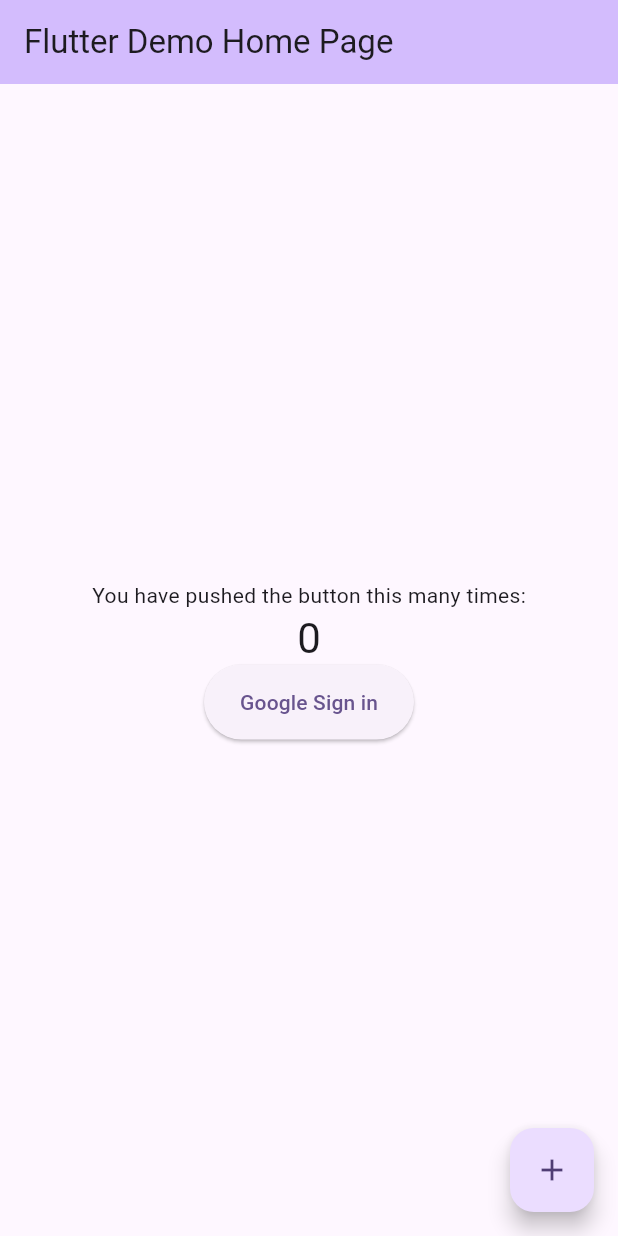
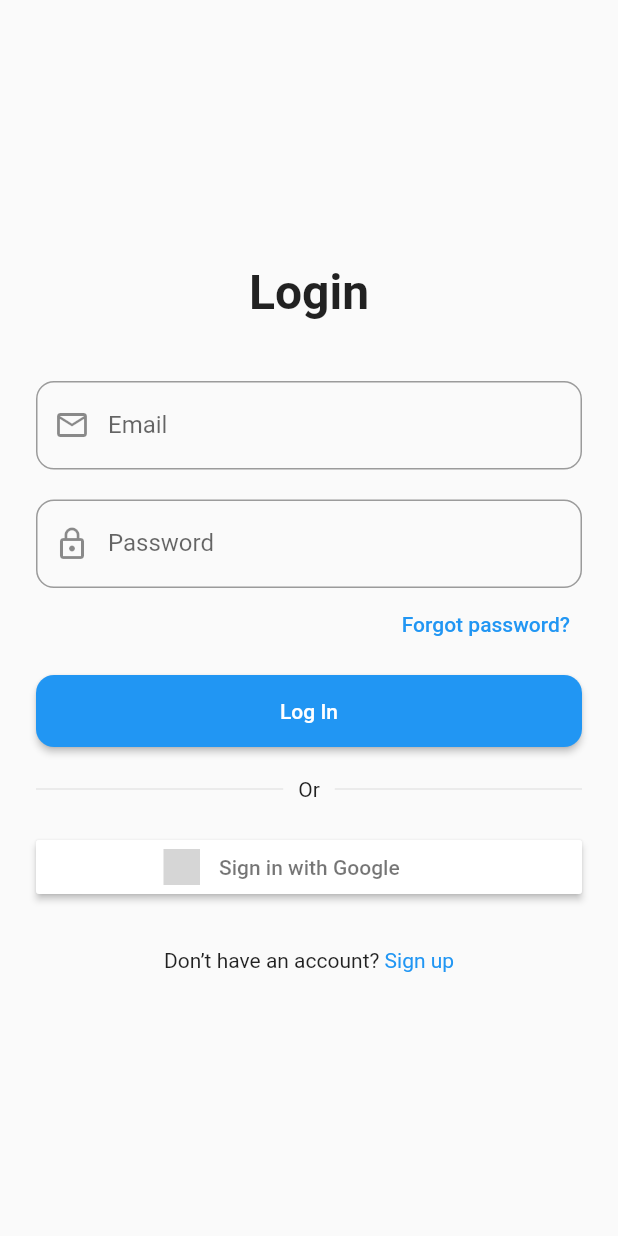
Before and after one commit to deep100ni/YT_Companion, a Flutter app: the screen it shows after launch, on a phone screen of 412 x 824 dp. Run offline on Flutter 3.47's test engine with Material 3 defaults, Android fonts, the phone set to English and light mode, and no system bars; our stand-ins replace firebase_auth, firebase_core, flutter_signin_button; accounts and stored records are empty; grey boxes are pictures that could not be loaded.

```diff
--- /dev/null
+++ b/lib/login_screen.dart
@@ -0,0 +1,102 @@
+import 'package:flutter/material.dart';
+import 'package:flutter_signin_button/flutter_signin_button.dart';
+
+class LoginScreen extends StatelessWidget {
+  const LoginScreen({super.key});
+
+  @override
+  Widget build(BuildContext context) {
+    return Scaffold(
+      body: SafeArea(
+        child: Padding(
+          padding: const EdgeInsets.symmetric(horizontal: 24, vertical: 50),
+          child: Column(
+            crossAxisAlignment: CrossAxisAlignment.stretch,
+            mainAxisAlignment: MainAxisAlignment.center,
+            children: [
+              const Text(
+                'Login',
+                style: TextStyle(fontSize: 32, fontWeight: FontWeight.bold),
+                textAlign: TextAlign.center,
+              ),
+              const SizedBox(height: 40),
+              const TextField(
+                decoration: InputDecoration(
+                  prefixIcon: Icon(Icons.email_outlined),
+                  labelText: 'Email',
+                  border: OutlineInputBorder(
+                    borderRadius: BorderRadius.all(Radius.circular(12)),
+                  ),
+                ),
+              ),
+              const SizedBox(height: 20),
+              const TextField(
+                obscureText: true,
+                decoration: InputDecoration(
+                  prefixIcon: Icon(Icons.lock_outline),
+                  labelText: 'Password',
+                  border: OutlineInputBorder(
+                    borderRadius: BorderRadius.all(Radius.circular(12)),
+                  ),
+                ),
+              ),
+              Align(
+                alignment: Alignment.centerRight,
+                child: TextButton(
+                  onPressed: () {},
+                  child: const Text("Forgot password?"),
+                ),
+              ),
+              const SizedBox(height: 10),
+              ElevatedButton(
+                onPressed: () {
+                  Navigator.pushNamed(context, "/home");
+                },
+                style: ElevatedButton.styleFrom(
+                  padding: const EdgeInsets.symmetric(vertical: 16),
+                  backgroundColor: Colors.blue,
+                  shape: RoundedRectangleBorder(
+                    borderRadius: BorderRadius.circular(12),
+                  ),
+                ),
+                child: const Text("Log In"),
+              ),
+              const SizedBox(height: 20),
+              Row(
+                children: const [
+                  Expanded(child: Divider()),
+                  Padding(
+                    padding: EdgeInsets.symmetric(horizontal: 10),
+                    child: Text("Or"),
+                  ),
+                  Expanded(child: Divider()),
+                ],
+              ),
+              const SizedBox(height: 20),
+              SignInButton(
+                Buttons.Google,
+                onPressed: () {},
+              ),
+              SizedBox(height: 30),
+              Row(
+                mainAxisAlignment: MainAxisAlignment.center,
+                children: [
+                  const Text("Don’t have an account? "),
+                  GestureDetector(
+                    onTap: () {
+                      Navigator.pushNamed(context, '/signup');
+                    },
+                    child: const Text(
+                      "Sign up",
+                      style: TextStyle(color: Colors.blue),
+                    ),
+                  ),
+                ],
+              )
+            ],
+          ),
+        ),
+      ),
+    );
+  }
+}
--- a/lib/main.dart
+++ b/lib/main.dart
@@ -1,13 +1,13 @@
-import 'package:firebase_auth/firebase_auth.dart';
 import 'package:firebase_core/firebase_core.dart';
 import 'package:flutter/material.dart';
-import 'package:google_sign_in/google_sign_in.dart';
-
-import 'firebase_options.dart';
+import 'package:trip_planner/signup_screen.dart';
+import 'package:trip_planner/wrapper_screen.dart';
+import 'home_screen.dart';
+import 'login_screen.dart';
 
 void main() async {
   WidgetsFlutterBinding.ensureInitialized();
-  await Firebase.initializeApp(options: DefaultFirebaseOptions.currentPlatform);
+  await Firebase.initializeApp();
   runApp(const MyApp());
 }
 
@@ -17,103 +17,16 @@ class MyApp extends StatelessWidget {
   @override
   Widget build(BuildContext context) {
     return MaterialApp(
-      title: 'Flutter Demo',
-      theme: ThemeData(
-        colorScheme: ColorScheme.fromSeed(seedColor: Colors.deepPurple),
-      ),
-      home: const MyHomePage(title: 'Flutter Demo Home Page'),
+      title: 'Auth UI',
+      debugShowCheckedModeBanner: false,
+      theme: ThemeData(useMaterial3: false),
+      initialRoute: '/',
+      routes: {
+        '/': (_) => const WrapperScreen(),
+        '/home': (_) => const HomeScreen(),
+        '/login': (_) => const LoginScreen(),
+        '/signup': (_) => const SignUpScreen(),
+      },
     );
   }
 }
-
-class MyHomePage extends StatefulWidget {
-  const MyHomePage({super.key, required this.title});
-
-  final String title;
-
-  @override
-  State<MyHomePage> createState() => _MyHomePageState();
-}
-
-class _MyHomePageState extends State<MyHomePage> {
-  int _counter = 0;
-
-  void _incrementCounter() {
-    setState(() {
-      _counter++;
-    });
-  }
-
-  Future<void> signInWithGoogle() async {
-      // Trigger the authentication flow
-      await GoogleSignIn.instance.initialize(
-        serverClientId: '825142671774-jpv5v4rved56b92h45crv85oh5ajpq92.apps.googleusercontent.com',
-      );
-
-      final GoogleSignInAccount googleUser = await GoogleSignIn.instance.authenticate();
-
-      // Obtain the auth details from the request
-      final GoogleSignInAuthentication googleAuth = await googleUser.authentication;
-
-      // Create a new credential
-      final credential = GoogleAuthProvider.credential(
-        idToken: googleAuth.idToken,
-      );
-
-      // Sign in to Firebase
-      final UserCredential userCredential =
-      await FirebaseAuth.instance.signInWithCredential(credential);
-      final user = userCredential.user;
-
-      // Show SnackBar with user info
-      if (user != null) {
-        final displayName = user.displayName ?? "No Name";
-        final email = user.email ?? "No Email";
-
-        ScaffoldMessenger.of(context).showSnackBar(
-          SnackBar(
-            content: Text('Signed in as $displayName ($email)'),
-            duration: const Duration(seconds: 3),
-          ),
-        );
-      }
-
-  }
-
-
-  @override
-  Widget build(BuildContext context) {
-    return Scaffold(
-      appBar: AppBar(
-        backgroundColor: Theme.of(context).colorScheme.inversePrimary,
-        title: Text(widget.title),
-      ),
-      body: Center(
-        child: Column(
-          mainAxisAlignment: MainAxisAlignment.center,
-          children: <Widget>[
-            const Text('You have pushed the button this many times:'),
-            Text(
-              '$_counter',
-              style: Theme.of(context).textTheme.headlineMedium,
-            ),
-            ElevatedButton(
-              onPressed: signInWithGoogle,
-              child: Padding(
-                padding: const EdgeInsets.symmetric(vertical: 15),
-                child: Text(
-                  "Google Sign in",
-                ),
-              ),
-            ),
-          ],
-        ),
-      ),
-      floatingActionButton: FloatingActionButton(
-        onPressed: _incrementCounter,
-        tooltip: 'Increment',
-        child: const Icon(Icons.add),
-      ), // This trailing comma makes auto-formatting nicer for build methods.
-    );
-  }
-}
--- /dev/null
+++ b/lib/wrapper_screen.dart
@@ -0,0 +1,26 @@
+import 'package:firebase_auth/firebase_auth.dart';
+import 'package:flutter/material.dart';
+import 'home_screen.dart';
+import 'login_screen.dart';
+
+class WrapperScreen extends StatefulWidget {
+  const WrapperScreen({super.key});
+
+  @override
+  State<WrapperScreen> createState() => _WrapperScreenState();
+}
+
+class _WrapperScreenState extends State<WrapperScreen> {
+  @override
+  Widget build(BuildContext context) {
+    return StreamBuilder(
+        stream: FirebaseAuth.instance.authStateChanges(),
+        builder: (context, snapshot) {
+          if (snapshot.hasData) {
+            return HomeScreen();
+          } else {
+            return LoginScreen();
+          }
+        });
+  }
+}
--- a/pubspec.yaml
+++ b/pubspec.yaml
@@ -38,6 +38,8 @@ dependencies:
   firebase_core: ^4.0.0
   google_sign_in: ^7.1.1
   get: ^4.7.2
+  flutter_signin_button: ^2.0.0
+  google_fonts: ^6.3.0
 
 dev_dependencies:
   flutter_test:
```
Also changed, not shown: lib/home_screen.dart (added, +92 -0 lines), lib/practice.dart (added, +119 -0 lines), lib/signup_screen.dart (added, +86 -0 lines), lib/firebase_options.dart, pubspec.lock, 2 other files.
